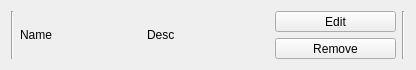
Old version of the form gui/pluginWidget.ui in the repository RafiKueng/dropContactAngleMeasurement.
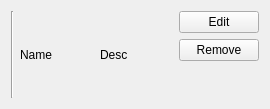
New version of the form.

Commit message: gui: plugin selection dialog

```diff
--- a/gui/pluginWidget.ui
+++ b/gui/pluginWidget.ui
@@ -6,34 +6,10 @@
    <rect>
     <x>0</x>
     <y>0</y>
-    <width>416</width>
-    <height>70</height>
+    <width>270</width>
+    <height>109</height>
    </rect>
   </property>
-  <property name="sizePolicy">
-   <sizepolicy hsizetype="Fixed" vsizetype="Fixed">
-    <horstretch>0</horstretch>
-    <verstretch>0</verstretch>
-   </sizepolicy>
-  </property>
-  <property name="minimumSize">
-   <size>
-    <width>200</width>
-    <height>70</height>
-   </size>
-  </property>
-  <property name="maximumSize">
-   <size>
-    <width>416</width>
-    <height>16777215</height>
-   </size>
-  </property>
-  <property name="baseSize">
-   <size>
-    <width>200</width>
-    <height>70</height>
-   </size>
-  </property>
   <property name="windowTitle">
    <string>Form</string>
   </property>
@@ -100,13 +76,6 @@
      </item>
     </layout>
    </item>
-   <item>
-    <widget class="Line" name="line_2">
-     <property name="orientation">
-      <enum>Qt::Vertical</enum>
-     </property>
-    </widget>
-   </item>
   </layout>
  </widget>
  <resources/>
```
The commit also changes 3 other files.
